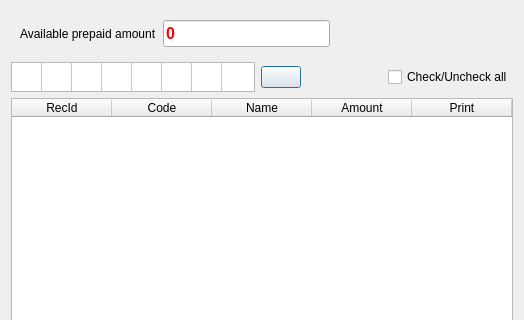
End1-1/Resort, file Print/printtaxd.ui: the form before one commit; both pictures show x 0 to 524 and y 0 to 320 of the 524 by 540 pixel window.
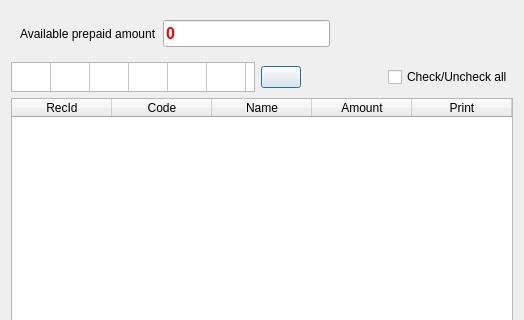
The form after the commit. Icons and pictures are not drawn. Custom widgets are drawn as their Qt base class.

Diff of the .ui file:
```diff
--- a/Print/printtaxd.ui
+++ b/Print/printtaxd.ui
@@ -84,6 +84,12 @@
           <height>30</height>
          </size>
         </property>
+        <property name="verticalScrollBarPolicy">
+         <enum>Qt::ScrollBarAlwaysOff</enum>
+        </property>
+        <property name="horizontalScrollBarPolicy">
+         <enum>Qt::ScrollBarAlwaysOff</enum>
+        </property>
         <property name="editTriggers">
          <set>QAbstractItemView::NoEditTriggers</set>
         </property>
@@ -94,7 +100,7 @@
          <bool>false</bool>
         </attribute>
         <attribute name="horizontalHeaderDefaultSectionSize">
-         <number>30</number>
+         <number>39</number>
         </attribute>
         <attribute name="verticalHeaderVisible">
          <bool>false</bool>
@@ -416,6 +422,11 @@
   </layout>
  </widget>
  <customwidgets>
+  <customwidget>
+   <class>EQCheckBox</class>
+   <extends>QCheckBox</extends>
+   <header location="global">eqcheckbox.h</header>
+  </customwidget>
   <customwidget>
    <class>EQLineEdit</class>
    <extends>QLineEdit</extends>
@@ -424,11 +435,6 @@
     <signal>customButtonClicked(bool)</signal>
    </slots>
   </customwidget>
-  <customwidget>
-   <class>EQCheckBox</class>
-   <extends>QCheckBox</extends>
-   <header location="global">eqcheckbox.h</header>
-  </customwidget>
   <customwidget>
    <class>EQTableWidget</class>
    <extends>QTableWidget</extends>
```
